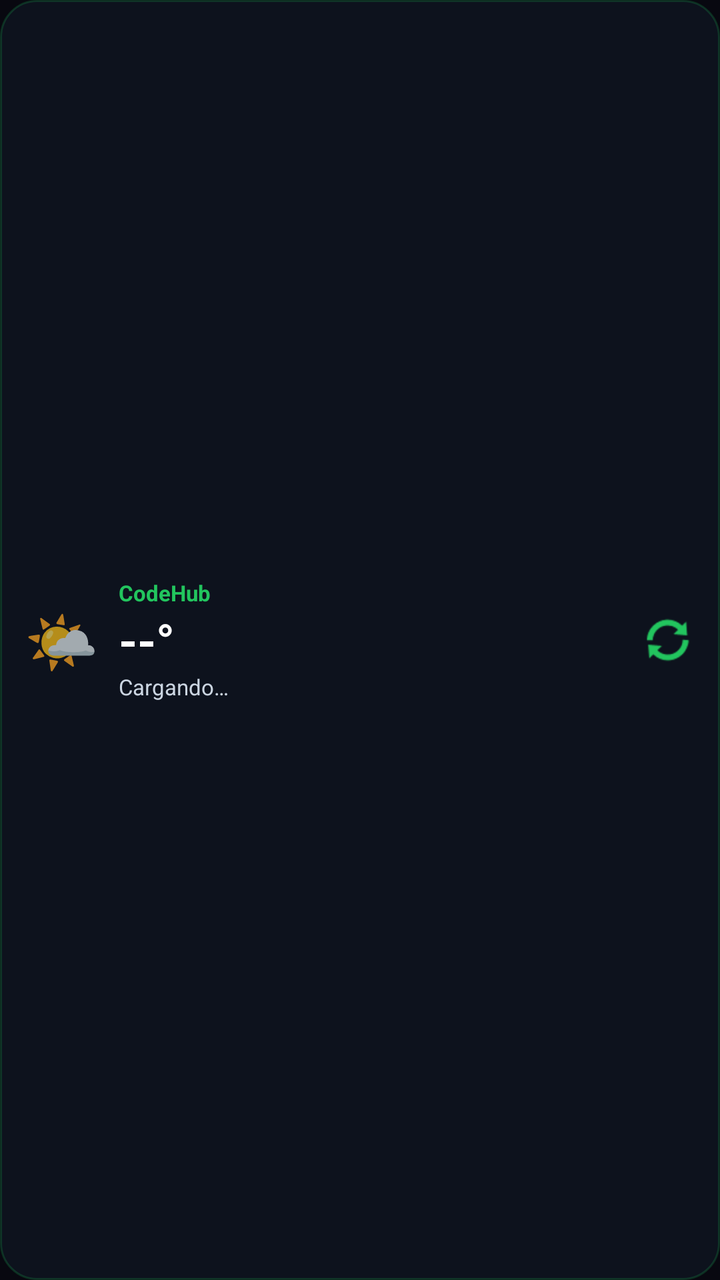
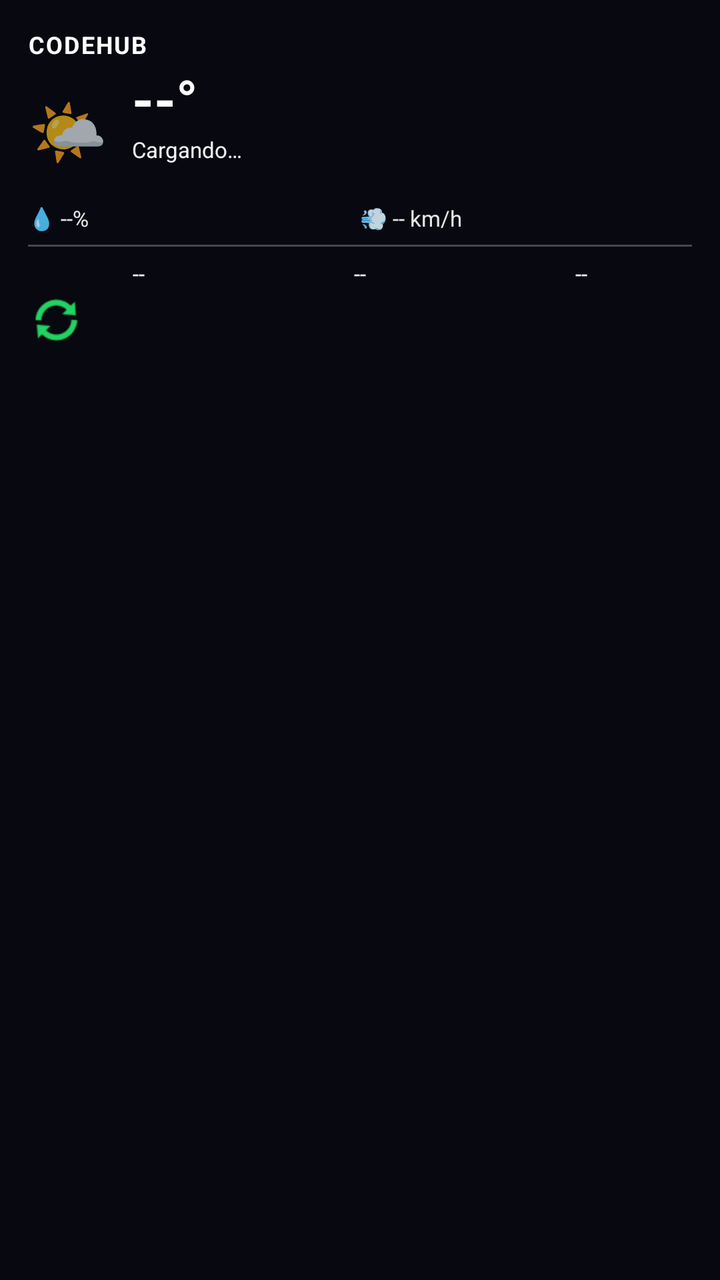

Two renders of the same Android screen: before a commit and after it. Below are the layout's source before the change and the commit's diff.
<!-- AndroidManifest.xml: application theme Theme.CodeHub -->
<!-- res/layout/widget_weather.xml -->
<?xml version="1.0" encoding="utf-8"?>
<LinearLayout xmlns:android="http://schemas.android.com/apk/res/android"
    android:id="@+id/widget_root"
    android:layout_width="match_parent"
    android:layout_height="match_parent"
    android:background="@drawable/widget_background"
    android:orientation="horizontal"
    android:gravity="center_vertical"
    android:padding="12dp">

    
    <TextView
        android:id="@+id/widget_icon"
        android:layout_width="wrap_content"
        android:layout_height="wrap_content"
        android:layout_marginEnd="10dp"
        android:text="🌤️"
        android:textSize="30sp" />

    <LinearLayout
        android:layout_width="0dp"
        android:layout_height="wrap_content"
        android:layout_weight="1"
        android:orientation="vertical">

        <TextView
            android:id="@+id/widget_city"
            android:layout_width="wrap_content"
            android:layout_height="wrap_content"
            android:text="CodeHub"
            android:textColor="#22C55E"
            android:textSize="11sp"
            android:textStyle="bold"
            android:maxLines="1"
            android:ellipsize="end" />

        <TextView
            android:id="@+id/widget_temp"
            android:layout_width="wrap_content"
            android:layout_height="wrap_content"
            android:text="--°"
            android:textColor="#FFFFFF"
            android:textSize="24sp"
            android:textStyle="bold" />

        <TextView
            android:id="@+id/widget_condition"
            android:layout_width="wrap_content"
            android:layout_height="wrap_content"
            android:text="Cargando…"
            android:textColor="#CBD5E1"
            android:textSize="11sp"
            android:maxLines="1"
            android:ellipsize="end" />

    </LinearLayout>

    <ImageButton
        android:id="@+id/widget_refresh"
        android:layout_width="28dp"
        android:layout_height="28dp"
        android:background="@android:color/transparent"
        android:src="@android:drawable/ic_popup_sync"
        android:contentDescription="@string/widget_weather_description"
        android:scaleType="fitCenter"
        android:tint="#22C55E" />

</LinearLayout>
<!-- resources referenced by this layout -->
<resources>
  <!-- drawable widget_background (drawable) -->
  <?xml version="1.0" encoding="utf-8"?>
  <shape xmlns:android="http://schemas.android.com/apk/res/android"
      android:shape="rectangle">
      <solid android:color="#DE0E1420" />
      <corners android:radius="18dp" />
      <stroke android:width="1dp" android:color="#3322C55E" />
  </shape>
  <string name="widget_weather_description">Clima de CodeHub — muestra tu temperatura, condición y ciudad actual, y abre la app al tocarlo.</string>
  <style name="Theme.CodeHub" parent="android:Theme.Material.NoActionBar">
          <item name="android:colorPrimary">#2f80ed</item>
          <item name="android:colorPrimaryDark">#080810</item>
          <item name="android:colorAccent">#2f80ed</item>
          <item name="android:windowBackground">#080810</item>
          <item name="android:statusBarColor">#080810</item>
          <item name="android:navigationBarColor">#080810</item>
      </style>
</resources>

<!-- the commit's change to res/layout/widget_weather.xml (unified diff, before → after) -->
@@ -1,68 +1,228 @@
 <?xml version="1.0" encoding="utf-8"?>
-<LinearLayout xmlns:android="http://schemas.android.com/apk/res/android"
+<FrameLayout xmlns:android="http://schemas.android.com/apk/res/android"
     android:id="@+id/widget_root"
     android:layout_width="match_parent"
-    android:layout_height="match_parent"
-    android:background="@drawable/widget_background"
-    android:orientation="horizontal"
-    android:gravity="center_vertical"
-    android:padding="12dp">
-
-    
-    <TextView
-        android:id="@+id/widget_icon"
-        android:layout_width="wrap_content"
-        android:layout_height="wrap_content"
-        android:layout_marginEnd="10dp"
-        android:text="🌤️"
-        android:textSize="30sp" />
+    android:layout_height="match_parent">
+
+    <ImageView
+        android:id="@+id/widget_bg_image"
+        android:layout_width="match_parent"
+        android:layout_height="match_parent"
+        android:scaleType="fitXY"
+        android:contentDescription="@null" />
 
     <LinearLayout
-        android:layout_width="0dp"
-        android:layout_height="wrap_content"
-        android:layout_weight="1"
-        android:orientation="vertical">
-
-        <TextView
-            android:id="@+id/widget_city"
-            android:layout_width="wrap_content"
-            android:layout_height="wrap_content"
-            android:text="CodeHub"
-            android:textColor="#22C55E"
-            android:textSize="11sp"
-            android:textStyle="bold"
-            android:maxLines="1"
-            android:ellipsize="end" />
-
-        <TextView
-            android:id="@+id/widget_temp"
-            android:layout_width="wrap_content"
-            android:layout_height="wrap_content"
-            android:text="--°"
-            android:textColor="#FFFFFF"
-            android:textSize="24sp"
-            android:textStyle="bold" />
-
-        <TextView
-            android:id="@+id/widget_condition"
-            android:layout_width="wrap_content"
-            android:layout_height="wrap_content"
-            android:text="Cargando…"
-            android:textColor="#CBD5E1"
-            android:textSize="11sp"
-            android:maxLines="1"
-            android:ellipsize="end" />
+        android:layout_width="match_parent"
+        android:layout_height="match_parent"
+        android:orientation="vertical"
+        android:padding="14dp">
+
+        
+        <LinearLayout
+            android:layout_width="match_parent"
+            android:layout_height="wrap_content"
+            android:orientation="horizontal"
+            android:gravity="center_vertical"
+            android:layout_marginBottom="4dp">
+
+            <TextView
+                android:id="@+id/widget_city"
+                android:layout_width="0dp"
+                android:layout_height="wrap_content"
+                android:layout_weight="1"
+                android:text="CodeHub"
+                android:textColor="#FFFFFF"
+                android:textSize="12sp"
+                android:textStyle="bold"
+                android:textAllCaps="true"
+                android:letterSpacing="0.06"
+                android:maxLines="1"
+                android:ellipsize="end" />
+
+            <TextView
+                android:id="@+id/widget_updated"
+                android:layout_width="wrap_content"
+                android:layout_height="wrap_content"
+                android:text=""
+                android:textColor="#E6FFFFFF"
+                android:textSize="10sp"
+                android:maxLines="1" />
+        </LinearLayout>
+
+        
+        <LinearLayout
+            android:layout_width="match_parent"
+            android:layout_height="wrap_content"
+            android:orientation="horizontal"
+            android:gravity="center_vertical"
+            android:layout_marginBottom="2dp">
+
+            <TextView
+                android:id="@+id/widget_icon"
+                android:layout_width="wrap_content"
+                android:layout_height="wrap_content"
+                android:layout_marginEnd="12dp"
+                android:text="🌤️"
+                android:textSize="32sp" />
+
+            <LinearLayout
+                android:layout_width="0dp"
+                android:layout_height="wrap_content"
+                android:layout_weight="1"
+                android:orientation="vertical">
+
+                <TextView
+                    android:id="@+id/widget_temp"
+                    android:layout_width="wrap_content"
+                    android:layout_height="wrap_content"
+                    android:text="--°"
+                    android:textColor="#FFFFFF"
+                    android:textSize="28sp"
+                    android:textStyle="bold"
+                    android:includeFontPadding="false" />
+
+                <TextView
+                    android:id="@+id/widget_condition"
+                    android:layout_width="wrap_content"
+                    android:layout_height="wrap_content"
+                    android:text="Cargando…"
+                    android:textColor="#F2FFFFFF"
+                    android:textSize="11sp"
+                    android:maxLines="1"
+                    android:ellipsize="end" />
+
+                <TextView
+                    android:id="@+id/widget_feels"
+                    android:layout_width="wrap_content"
+                    android:layout_height="wrap_content"
+                    android:text=""
+                    android:textColor="#CCFFFFFF"
+                    android:textSize="10sp"
+                    android:maxLines="1" />
+            </LinearLayout>
+        </LinearLayout>
+
+        
+        <LinearLayout
+            android:id="@+id/widget_stats_row"
+            android:layout_width="match_parent"
+            android:layout_height="wrap_content"
+            android:orientation="horizontal"
+            android:layout_marginTop="4dp">
+
+            <TextView
+                android:id="@+id/widget_humidity"
+                android:layout_width="0dp"
+                android:layout_height="wrap_content"
+                android:layout_weight="1"
+                android:text="💧 --%"
+                android:textColor="#E6FFFFFF"
+                android:textSize="11sp"
+                android:maxLines="1" />
+
+            <TextView
+                android:id="@+id/widget_wind"
+                android:layout_width="0dp"
+                android:layout_height="wrap_content"
+                android:layout_weight="1"
+                android:text="💨 -- km/h"
+                android:textColor="#E6FFFFFF"
+                android:textSize="11sp"
+                android:maxLines="1" />
+        </LinearLayout>
+
+        
+        <View
+            android:layout_width="match_parent"
+            android:layout_height="1dp"
+            android:layout_marginTop="6dp"
+            android:layout_marginBottom="6dp"
+            android:background="#40FFFFFF" />
+
+        
+        <LinearLayout
+            android:id="@+id/widget_forecast_row"
+            android:layout_width="match_parent"
+            android:layout_height="wrap_content"
+            android:orientation="horizontal"
+            android:gravity="center_vertical">
+
+            <TextView
+                android:id="@+id/widget_forecast_d1"
+                android:layout_width="0dp"
+                android:layout_height="wrap_content"
+                android:layout_weight="1"
+                android:text="--"
+                android:textColor="#FFFFFF"
+                android:textSize="11sp"
+                android:gravity="center"
+                android:maxLines="3" />
+
+            <TextView
+                android:id="@+id/widget_forecast_d2"
+                android:layout_width="0dp"
+                android:layout_height="wrap_content"
+                android:layout_weight="1"
+                android:text="--"
+                android:textColor="#FFFFFF"
+                android:textSize="11sp"
+                android:gravity="center"
+                android:maxLines="3" />
+
+            <TextView
+                android:id="@+id/widget_forecast_d3"
+                android:layout_width="0dp"
+                android:layout_height="wrap_content"
+                android:layout_weight="1"
+                android:text="--"
+                android:textColor="#FFFFFF"
+                android:textSize="11sp"
+                android:gravity="center"
+                android:maxLines="3" />
+        </LinearLayout>
+
+        
+        <LinearLayout
+            android:layout_width="match_parent"
+            android:layout_height="wrap_content"
+            android:orientation="horizontal"
+            android:gravity="center_vertical"
+            android:layout_marginTop="2dp">
+
+            <ProgressBar
+                android:id="@+id/widget_refresh_progress"
+                style="?android:attr/progressBarStyleSmall"
+                android:layout_width="14dp"
+                android:layout_height="14dp"
+                android:indeterminate="true"
+                android:indeterminateTint="#22D361"
+                android:visibility="invisible" />
+
+            <ImageButton
+                android:id="@+id/widget_refresh"
+                android:layout_width="28dp"
+                android:layout_height="28dp"
+                android:layout_marginStart="-14dp"
+                android:background="@android:color/transparent"
+                android:src="@android:drawable/ic_popup_sync"
+                android:contentDescription="@string/widget_weather_description"
+                android:scaleType="fitCenter"
+                android:tint="#22D361"
+                android:visibility="visible" />
+
+            <TextView
+                android:id="@+id/widget_updated2"
+                android:layout_width="0dp"
+                android:layout_height="wrap_content"
+                android:layout_weight="1"
+                android:text=""
+                android:textColor="#D9FFFFFF"
+                android:textSize="10sp"
+                android:layout_marginStart="8dp"
+                android:maxLines="1"
+                android:gravity="end" />
+        </LinearLayout>
 
     </LinearLayout>
 
-    <ImageButton
-        android:id="@+id/widget_refresh"
-        android:layout_width="28dp"
-        android:layout_height="28dp"
-        android:background="@android:color/transparent"
-        android:src="@android:drawable/ic_popup_sync"
-        android:contentDescription="@string/widget_weather_description"
-        android:scaleType="fitCenter"
-        android:tint="#22C55E" />
-
-</LinearLayout>
+</FrameLayout>
<!-- resource entries referenced after the edit -->
@@ -1,13 +1,5 @@
 <!-- resources referenced by this layout -->
 <resources>
-  <!-- drawable widget_background (drawable) -->
-  <?xml version="1.0" encoding="utf-8"?>
-  <shape xmlns:android="http://schemas.android.com/apk/res/android"
-      android:shape="rectangle">
-      <solid android:color="#DE0E1420" />
-      <corners android:radius="18dp" />
-      <stroke android:width="1dp" android:color="#3322C55E" />
-  </shape>
   <string name="widget_weather_description">Clima de CodeHub — muestra tu temperatura, condición y ciudad actual, y abre la app al tocarlo.</string>
   <style name="Theme.CodeHub" parent="android:Theme.Material.NoActionBar">
           <item name="android:colorPrimary">#2f80ed</item>
